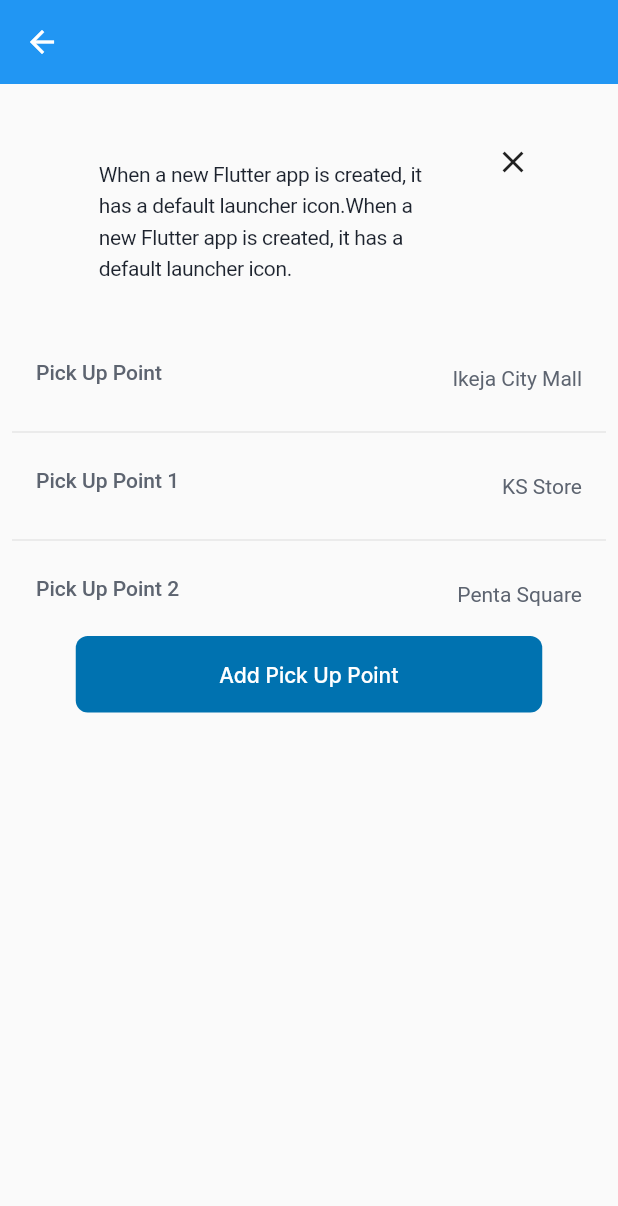
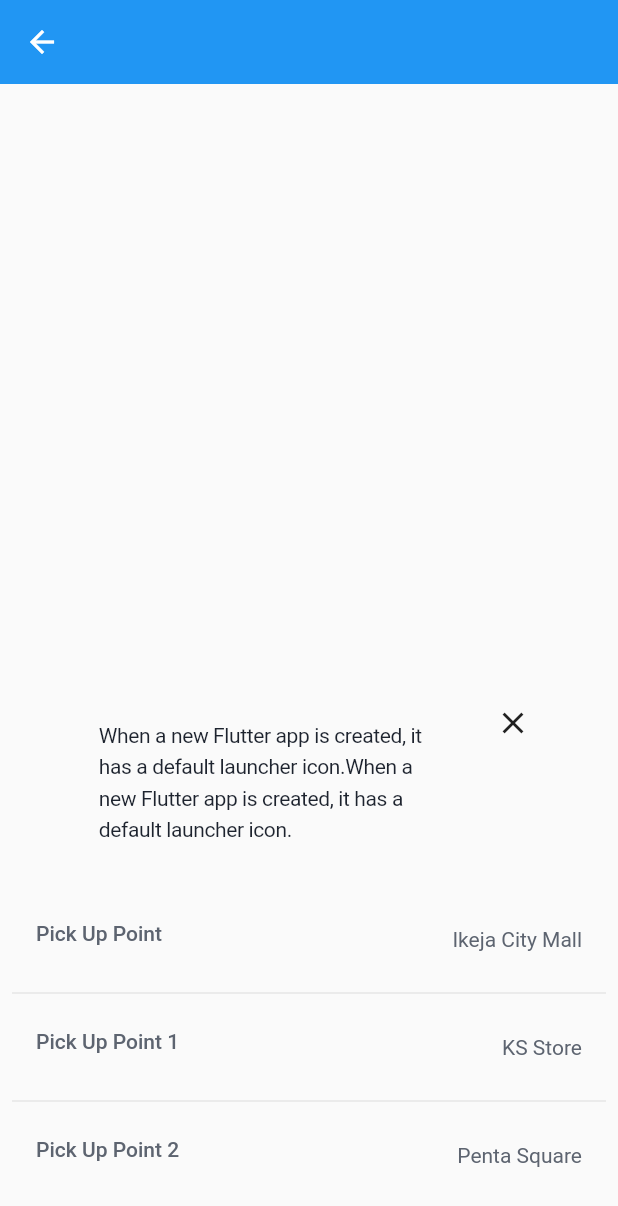
Before and after one commit to Rahul-Saroj/Rahul-Saroj, a Flutter app: the PickUpPoints screen opened directly, on a phone screen of 412 x 824 dp. Shown: the top 1206 px of the screen. Run offline on Flutter 3.47's test engine with Material 2 defaults, Android fonts, the phone set to English and light mode, and no system bars; our stand-ins replace device_preview, flutter_rating_bar, flutter_screenutil, flutter_svg; statements that could not run were skipped.

Commit message:
pick up Updated code

```diff
--- a/lib/screenView/pick_up_point.dart
+++ b/lib/screenView/pick_up_point.dart
@@ -9,11 +9,9 @@ class PickUpPoints extends StatelessWidget {
   Widget build(BuildContext context) {
     return Scaffold(
       appBar: AppBar(elevation: 0.0),
-      body: SingleChildScrollView(
-        child: Column(
+      body: Column(
         children: [
           Expanded(
-              flex: 1,
             child: Container(
               color: KColors.MAPCOLOR,
             ),
@@ -22,9 +20,10 @@ class PickUpPoints extends StatelessWidget {
             height: 20,
           ),
           Expanded(
-              flex: 2,
+
             child: Padding(
               padding: EdgeInsets.all(8),
+              child: SingleChildScrollView(
                 child: Column(
                   children: [
                     Container(
@@ -57,19 +56,6 @@ class PickUpPoints extends StatelessWidget {
                       ),
                     ),
                     SizedBox(height: 20,),
-                    // Expanded(
-                    //   child: ListView.builder(
-                    //     shrinkWrap: true,
-                    //     itemCount: 10,
-                    //     itemBuilder: (context, index) => Column(
-                    //       children: const [
-                    //         NewWidgetListTile( leading :'Pick Up Point', trailing: 'Ikeja City Mall'),
-                    //         Divider(),
-                    //       ],
-                    //     ),
-                    //   ),
-                    // ),
-
                     NewWidgetListTile(
                         leading: 'Pick Up Point', trailing: 'Ikeja City Mall'),
                     Divider(),
@@ -78,32 +64,12 @@ class PickUpPoints extends StatelessWidget {
                     Divider(),
                     NewWidgetListTile(
                         leading: 'Pick Up Point 2', trailing: 'Penta Square'),
-                    Spacer(),
-                    Container(
-                      height: 51,
-                      width: 311,
-                      decoration: const BoxDecoration(
-                        color: Color(0xff0072B0),
-                        borderRadius: BorderRadius.all(
-                          Radius.circular(8),
+                  ],
                 ),
-                      ),
-                      child: const Center(
-                        child: Text(
-                          'Add Pick Up Point',
-                          style: TextStyle(
-                              color: Colors.white,
-                              fontFamily: 'Inter',
-                              fontWeight: FontWeight.w500),
               ),
             ),
           ),
         ],
-                ),
-              ),
-            ),
-          ],
-        ),
       ),
     );
   }
```
Lines whose indentation alone changed are shown as unchanged.
